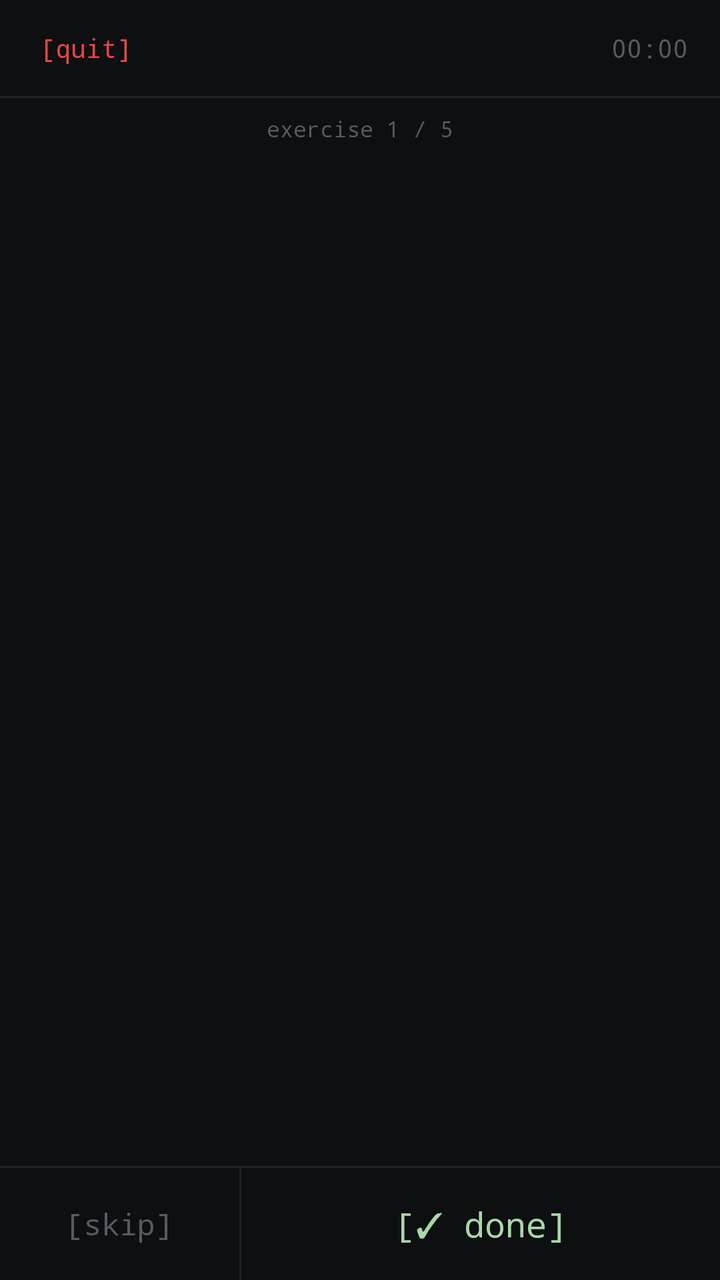
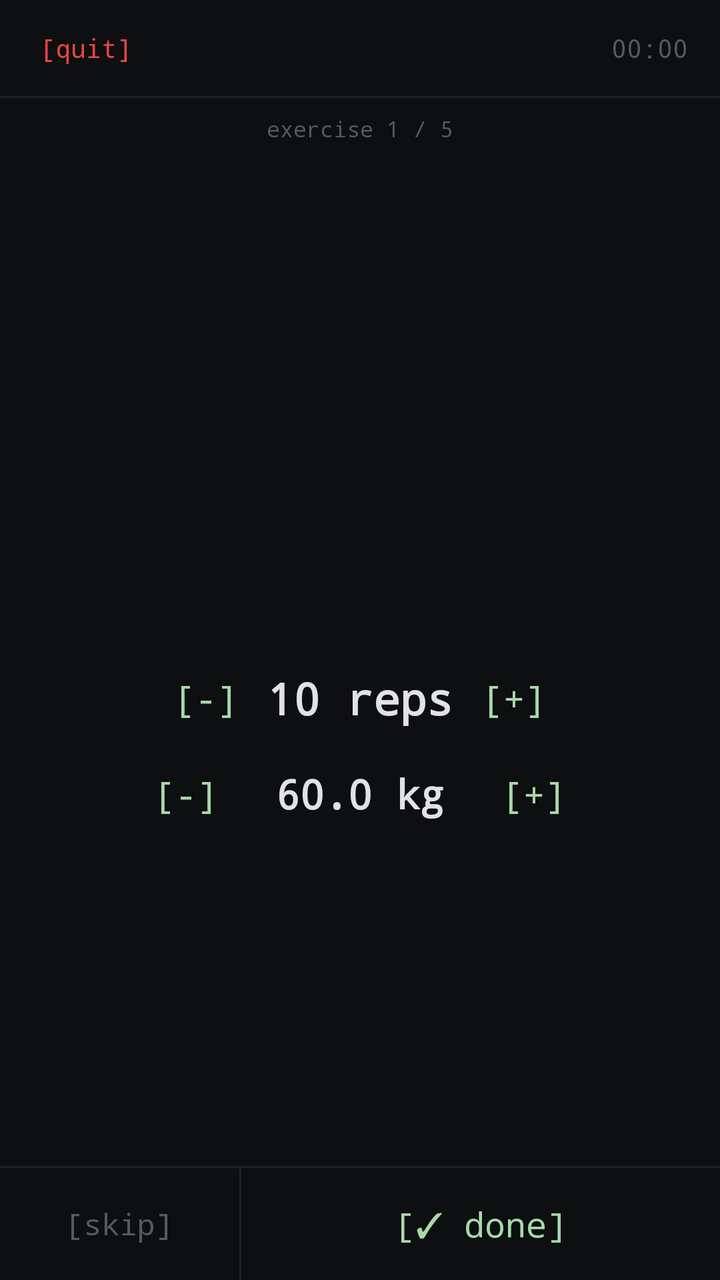

Screens rendered from an Android XML layout before and after an edit, with the pre-edit source and the edit as a unified diff.
<!-- AndroidManifest.xml: application theme android:Theme.NoTitleBar -->
<!-- res/layout/activity_workout.xml -->
<?xml version="1.0" encoding="utf-8"?>
<LinearLayout xmlns:android="http://schemas.android.com/apk/res/android"
    android:layout_width="match_parent"
    android:layout_height="match_parent"
    android:orientation="vertical"
    android:background="#0D0F11">

    
    <LinearLayout
        android:layout_width="match_parent"
        android:layout_height="48dp"
        android:orientation="horizontal"
        android:gravity="center_vertical"
        android:paddingLeft="16dp"
        android:paddingRight="16dp">

        <TextView
            android:id="@+id/tvQuit"
            android:layout_width="wrap_content"
            android:layout_height="wrap_content"
            android:text="[quit]"
            android:textColor="#EF4444"
            android:textSize="13sp"
            android:typeface="monospace"
            android:padding="4dp"/>

        <TextView
            android:id="@+id/tvPlanName"
            android:layout_width="0dp"
            android:layout_height="wrap_content"
            android:layout_weight="1"
            android:textColor="#E0E2E6"
            android:textSize="14sp"
            android:typeface="monospace"
            android:gravity="center"
            android:singleLine="true"
            android:ellipsize="end"/>

        <TextView
            android:id="@+id/tvTimer"
            android:layout_width="wrap_content"
            android:layout_height="wrap_content"
            android:textColor="#555A64"
            android:textSize="13sp"
            android:typeface="monospace"
            android:text="00:00"/>
    </LinearLayout>

    <View
        android:layout_width="match_parent"
        android:layout_height="1dp"
        android:background="#1E2126"/>

    
    <TextView
        android:id="@+id/tvProgress"
        android:layout_width="match_parent"
        android:layout_height="wrap_content"
        android:textColor="#555A64"
        android:textSize="11sp"
        android:typeface="monospace"
        android:gravity="center"
        android:padding="8dp"
        android:text="exercise 1 / 5"/>

    
    <LinearLayout
        android:layout_width="match_parent"
        android:layout_height="0dp"
        android:layout_weight="1"
        android:orientation="vertical"
        android:gravity="center"
        android:padding="24dp">

        
        <TextView
            android:id="@+id/tvExerciseName"
            android:layout_width="wrap_content"
            android:layout_height="wrap_content"
            android:textColor="#A8D8A8"
            android:textSize="20sp"
            android:typeface="monospace"
            android:textStyle="bold"
            android:gravity="center"/>

        
        <TextView
            android:id="@+id/tvSetCounter"
            android:layout_width="wrap_content"
            android:layout_height="wrap_content"
            android:textColor="#555A64"
            android:textSize="13sp"
            android:typeface="monospace"
            android:layout_marginTop="8dp"/>

        
        <TextView
            android:id="@+id/tvTarget"
            android:layout_width="wrap_content"
            android:layout_height="wrap_content"
            android:textColor="#E0E2E6"
            android:textSize="28sp"
            android:typeface="monospace"
            android:textStyle="bold"
            android:layout_marginTop="16dp"
            android:gravity="center"/>

        <TextView
            android:id="@+id/tvTargetSub"
            android:layout_width="wrap_content"
            android:layout_height="wrap_content"
            android:textColor="#555A64"
            android:textSize="12sp"
            android:typeface="monospace"
            android:layout_marginTop="4dp"/>

        
        <LinearLayout
            android:id="@+id/layoutRest"
            android:layout_width="wrap_content"
            android:layout_height="wrap_content"
            android:orientation="vertical"
            android:gravity="center"
            android:layout_marginTop="20dp"
            android:visibility="gone">

            <TextView
                android:layout_width="wrap_content"
                android:layout_height="wrap_content"
                android:text="-- rest --"
                android:textColor="#555A64"
                android:textSize="12sp"
                android:typeface="monospace"/>

            <TextView
                android:id="@+id/tvRestTimer"
                android:layout_width="wrap_content"
                android:layout_height="wrap_content"
                android:textColor="#A8D8A8"
                android:textSize="36sp"
                android:typeface="monospace"
                android:textStyle="bold"
                android:layout_marginTop="4dp"/>
        </LinearLayout>
    </LinearLayout>

    <View
        android:layout_width="match_parent"
        android:layout_height="1dp"
        android:background="#1E2126"/>

    
    <LinearLayout
        android:id="@+id/layoutActions"
        android:layout_width="match_parent"
        android:layout_height="56dp"
        android:orientation="horizontal"
        android:background="#0D0F11">

        <TextView
            android:id="@+id/tvSkip"
            android:layout_width="0dp"
            android:layout_height="match_parent"
            android:layout_weight="1"
            android:text="[skip]"
            android:textColor="#555A64"
            android:textSize="15sp"
            android:typeface="monospace"
            android:gravity="center"
            android:background="@drawable/row_selector"/>

        <View
            android:layout_width="1dp"
            android:layout_height="match_parent"
            android:background="#1E2126"/>

        <TextView
            android:id="@+id/tvDone"
            android:layout_width="0dp"
            android:layout_height="match_parent"
            android:layout_weight="2"
            android:text="[✓ done]"
            android:textColor="#A8D8A8"
            android:textSize="17sp"
            android:typeface="monospace"
            android:gravity="center"
            android:background="@drawable/row_selector"/>
    </LinearLayout>

    
    <LinearLayout
        android:id="@+id/layoutComplete"
        android:layout_width="match_parent"
        android:layout_height="wrap_content"
        android:orientation="vertical"
        android:gravity="center"
        android:padding="24dp"
        android:background="#0D0F11"
        android:visibility="gone">

        <TextView
            android:layout_width="wrap_content"
            android:layout_height="wrap_content"
            android:text="-- workout complete --"
            android:textColor="#A8D8A8"
            android:textSize="16sp"
            android:typeface="monospace"
            android:gravity="center"/>

        <TextView
            android:id="@+id/tvCompleteSummary"
            android:layout_width="wrap_content"
            android:layout_height="wrap_content"
            android:textColor="#555A64"
            android:textSize="13sp"
            android:typeface="monospace"
            android:gravity="center"
            android:layout_marginTop="8dp"/>

        <TextView
            android:id="@+id/tvFinish"
            android:layout_width="wrap_content"
            android:layout_height="wrap_content"
            android:text="[finish]"
            android:textColor="#A8D8A8"
            android:textSize="15sp"
            android:typeface="monospace"
            android:padding="12dp"
            android:background="@drawable/btn_accent"
            android:layout_marginTop="20dp"/>
    </LinearLayout>
</LinearLayout>
<!-- resources referenced by this layout -->
<resources>
  <!-- drawable btn_accent (drawable) -->
  <?xml version="1.0" encoding="utf-8"?>
  <shape xmlns:android="http://schemas.android.com/apk/res/android"
      android:shape="rectangle">
      <solid android:color="#1A1C20" />
      <stroke android:color="#A8D8A8" android:width="1dp" />
  </shape>
  <!-- drawable row_selector (drawable) -->
  <?xml version="1.0" encoding="utf-8"?>
  <selector xmlns:android="http://schemas.android.com/apk/res/android">
      <item android:state_pressed="true">
          <color android:color="#1A1C20"/>
      </item>
      <item android:state_focused="true">
          <color android:color="#1A1C20"/>
      </item>
      <item>
          <color android:color="#0D0F11"/>
      </item>
  </selector>
</resources>

<!-- the commit's change to res/layout/activity_workout.xml (unified diff, before → after) -->
@@ -95,24 +95,182 @@
 
         
         <TextView
-            android:id="@+id/tvTarget"
-            android:layout_width="wrap_content"
-            android:layout_height="wrap_content"
-            android:textColor="#E0E2E6"
-            android:textSize="28sp"
-            android:typeface="monospace"
-            android:textStyle="bold"
-            android:layout_marginTop="16dp"
+            android:id="@+id/tvTargetHint"
+            android:layout_width="wrap_content"
+            android:layout_height="wrap_content"
+            android:textColor="#555A64"
+            android:textSize="11sp"
+            android:typeface="monospace"
+            android:layout_marginTop="6dp"
             android:gravity="center"/>
 
-        <TextView
-            android:id="@+id/tvTargetSub"
-            android:layout_width="wrap_content"
-            android:layout_height="wrap_content"
-            android:textColor="#555A64"
-            android:textSize="12sp"
-            android:typeface="monospace"
-            android:layout_marginTop="4dp"/>
+        
+        <LinearLayout
+            android:id="@+id/layoutStrengthLogging"
+            android:layout_width="match_parent"
+            android:layout_height="wrap_content"
+            android:orientation="vertical"
+            android:gravity="center"
+            android:layout_marginTop="10dp">
+
+            
+            <LinearLayout
+                android:layout_width="wrap_content"
+                android:layout_height="44dp"
+                android:orientation="horizontal"
+                android:gravity="center_vertical">
+
+                <TextView
+                    android:id="@+id/btnRepsMinus"
+                    android:layout_width="44dp"
+                    android:layout_height="36dp"
+                    android:text="[-]"
+                    android:textColor="#A8D8A8"
+                    android:textSize="18sp"
+                    android:typeface="monospace"
+                    android:gravity="center"
+                    android:background="@drawable/row_selector"/>
+
+                <TextView
+                    android:id="@+id/tvRepsVal"
+                    android:layout_width="110dp"
+                    android:layout_height="wrap_content"
+                    android:textColor="#E0E2E6"
+                    android:textSize="22sp"
+                    android:typeface="monospace"
+                    android:textStyle="bold"
+                    android:gravity="center"
+                    android:text="10 reps"/>
+
+                <TextView
+                    android:id="@+id/btnRepsPlus"
+                    android:layout_width="44dp"
+                    android:layout_height="36dp"
+                    android:text="[+]"
+                    android:textColor="#A8D8A8"
+                    android:textSize="18sp"
+                    android:typeface="monospace"
+                    android:gravity="center"
+                    android:background="@drawable/row_selector"/>
+            </LinearLayout>
+
+            
+            <LinearLayout
+                android:layout_width="wrap_content"
+                android:layout_height="44dp"
+                android:orientation="horizontal"
+                android:gravity="center_vertical"
+                android:layout_marginTop="4dp">
+
+                <TextView
+                    android:id="@+id/btnWeightMinus"
+                    android:layout_width="44dp"
+                    android:layout_height="36dp"
+                    android:text="[-]"
+                    android:textColor="#A8D8A8"
+                    android:textSize="18sp"
+                    android:typeface="monospace"
+                    android:gravity="center"
+                    android:background="@drawable/row_selector"/>
+
+                <TextView
+                    android:id="@+id/tvWeightVal"
+                    android:layout_width="130dp"
+                    android:layout_height="wrap_content"
+                    android:textColor="#E0E2E6"
+                    android:textSize="20sp"
+                    android:typeface="monospace"
+                    android:textStyle="bold"
+                    android:gravity="center"
+                    android:text="60.0 kg"/>
+
+                <TextView
+                    android:id="@+id/btnWeightPlus"
+                    android:layout_width="44dp"
+                    android:layout_height="36dp"
+                    android:text="[+]"
+                    android:textColor="#A8D8A8"
+                    android:textSize="18sp"
+                    android:typeface="monospace"
+                    android:gravity="center"
+                    android:background="@drawable/row_selector"/>
+            </LinearLayout>
+        </LinearLayout>
+
+        
+        <LinearLayout
+            android:id="@+id/layoutStretchLogging"
+            android:layout_width="match_parent"
+            android:layout_height="wrap_content"
+            android:orientation="vertical"
+            android:gravity="center"
+            android:layout_marginTop="10dp"
+            android:visibility="gone">
+
+            <TextView
+                android:id="@+id/tvStretchTimer"
+                android:layout_width="wrap_content"
+                android:layout_height="wrap_content"
+                android:textColor="#A8D8A8"
+                android:textSize="36sp"
+                android:typeface="monospace"
+                android:textStyle="bold"
+                android:gravity="center"
+                android:text="30s"/>
+
+            <TextView
+                android:id="@+id/tvStretchHoldLabel"
+                android:layout_width="wrap_content"
+                android:layout_height="wrap_content"
+                android:textColor="#555A64"
+                android:textSize="12sp"
+                android:typeface="monospace"
+                android:text="-- hold stretch --"
+                android:layout_marginTop="2dp"/>
+
+            <LinearLayout
+                android:layout_width="wrap_content"
+                android:layout_height="36dp"
+                android:orientation="horizontal"
+                android:gravity="center_vertical"
+                android:layout_marginTop="8dp">
+
+                <TextView
+                    android:id="@+id/btnStretchMinus"
+                    android:layout_width="44dp"
+                    android:layout_height="32dp"
+                    android:text="[-5s]"
+                    android:textColor="#555A64"
+                    android:textSize="11sp"
+                    android:typeface="monospace"
+                    android:gravity="center"
+                    android:background="@drawable/row_selector"/>
+
+                <TextView
+                    android:id="@+id/btnStretchToggleTimer"
+                    android:layout_width="wrap_content"
+                    android:layout_height="32dp"
+                    android:paddingLeft="12dp"
+                    android:paddingRight="12dp"
+                    android:text="[pause]"
+                    android:textColor="#A8D8A8"
+                    android:textSize="12sp"
+                    android:typeface="monospace"
+                    android:gravity="center"
+                    android:background="@drawable/row_selector"/>
+
+                <TextView
+                    android:id="@+id/btnStretchPlus"
+                    android:layout_width="44dp"
+                    android:layout_height="32dp"
+                    android:text="[+5s]"
+                    android:textColor="#555A64"
+                    android:textSize="11sp"
+                    android:typeface="monospace"
+                    android:gravity="center"
+                    android:background="@drawable/row_selector"/>
+            </LinearLayout>
+        </LinearLayout>
 
         
         <LinearLayout
